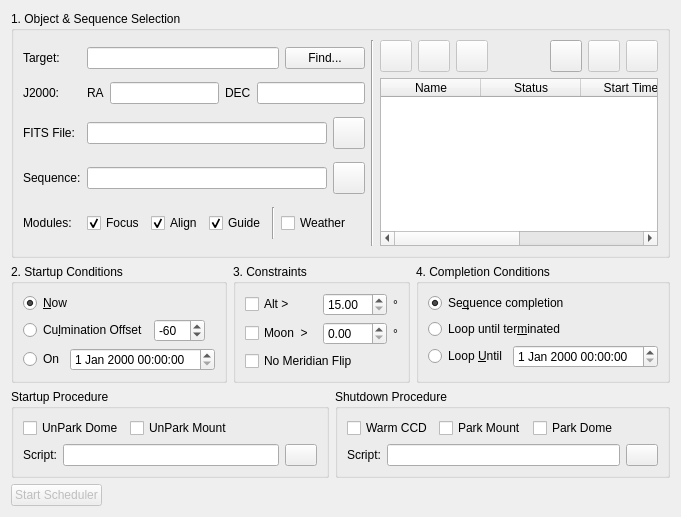
First picture: the form in kstars/ekos/scheduler.ui, repository KDE/kstars, before the edit.
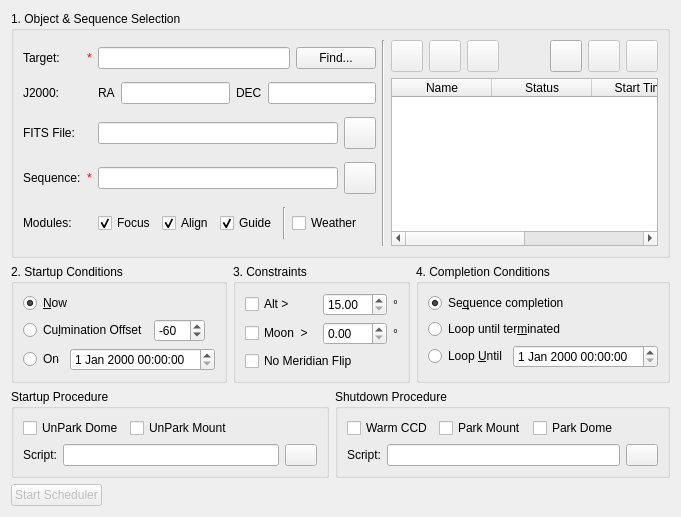
Second picture: the form after the edit. Custom widgets are drawn as their Qt base class.

Commit message: Add red asterik to required fields

Diff of the .ui file:
```diff
--- a/kstars/ekos/scheduler.ui
+++ b/kstars/ekos/scheduler.ui
@@ -19,38 +19,7 @@
      <layout class="QHBoxLayout" name="horizontalLayout_18" stretch="1,1,1">
       <item>
        <layout class="QGridLayout" name="gridLayout_2">
-        <item row="0" column="0">
-         <widget class="QLabel" name="label_12">
-          <property name="text">
-           <string>Target:</string>
-          </property>
-         </widget>
-        </item>
-        <item row="0" column="1">
-         <layout class="QHBoxLayout" name="horizontalLayout_2">
-          <item>
-           <widget class="QLineEdit" name="nameEdit"/>
-          </item>
-          <item>
-           <widget class="QPushButton" name="selectObjectB">
-            <property name="text">
-             <string>Find...</string>
-            </property>
-           </widget>
-          </item>
-         </layout>
-        </item>
-        <item row="1" column="0">
-         <widget class="QLabel" name="label">
-          <property name="toolTip">
-           <string>Target coordinates in J2000 Epoch</string>
-          </property>
-          <property name="text">
-           <string>J2000:</string>
-          </property>
-         </widget>
-        </item>
-        <item row="1" column="1">
+        <item row="1" column="2">
          <layout class="QHBoxLayout" name="horizontalLayout_17">
           <item>
            <widget class="QLabel" name="label_6">
@@ -82,17 +51,7 @@
           </item>
          </layout>
         </item>
-        <item row="2" column="0">
-         <widget class="QLabel" name="label_5">
-          <property name="toolTip">
-           <string>Select optional FITS file to be used for alignment. When using FITS, specify the object or the estimated coordinates which are used to slew the mount.</string>
-          </property>
-          <property name="text">
-           <string>FITS File:</string>
-          </property>
-         </widget>
-        </item>
-        <item row="2" column="1">
+        <item row="2" column="2">
          <layout class="QHBoxLayout" name="horizontalLayout_13">
           <item>
            <widget class="QLineEdit" name="fitsEdit">
@@ -116,57 +75,17 @@
           </item>
          </layout>
         </item>
-        <item row="3" column="0">
-         <widget class="QLabel" name="label_3">
+        <item row="1" column="0">
+         <widget class="QLabel" name="label">
           <property name="toolTip">
            <string>Ekos Sequence File</string>
           </property>
           <property name="text">
-           <string>Sequence:</string>
+           <string>J2000:</string>
           </property>
          </widget>
         </item>
-        <item row="3" column="1">
-         <layout class="QHBoxLayout" name="horizontalLayout_15">
-          <item>
-           <widget class="QLineEdit" name="sequenceEdit">
-            <property name="enabled">
-             <bool>true</bool>
-            </property>
-            <property name="readOnly">
-             <bool>true</bool>
-            </property>
-           </widget>
-          </item>
-          <item>
-           <widget class="QPushButton" name="loadSequenceB">
-            <property name="maximumSize">
-             <size>
-              <width>32</width>
-              <height>32</height>
-             </size>
-            </property>
-            <property name="toolTip">
-             <string>Load the image sequence queue.</string>
-            </property>
-            <property name="text">
-             <string/>
-            </property>
-           </widget>
-          </item>
-         </layout>
-        </item>
-        <item row="4" column="0">
-         <widget class="QLabel" name="label_4">
-          <property name="toolTip">
-           <string>Select which Ekos modules to be utilized during the observation job</string>
-          </property>
-          <property name="text">
-           <string>Modules:</string>
-          </property>
-         </widget>
-        </item>
-        <item row="4" column="1">
+        <item row="4" column="2">
          <layout class="QHBoxLayout" name="horizontalLayout_11">
           <item>
            <widget class="QCheckBox" name="focusModuleCheck">
@@ -252,6 +171,107 @@
           </item>
          </layout>
         </item>
+        <item row="0" column="2">
+         <layout class="QHBoxLayout" name="horizontalLayout_2">
+          <item>
+           <widget class="QLineEdit" name="nameEdit"/>
+          </item>
+          <item>
+           <widget class="QPushButton" name="selectObjectB">
+            <property name="text">
+             <string>Find...</string>
+            </property>
+           </widget>
+          </item>
+         </layout>
+        </item>
+        <item row="3" column="0">
+         <widget class="QLabel" name="sequenceLabel">
+          <property name="toolTip">
+           <string>Ekos Sequence File</string>
+          </property>
+          <property name="text">
+           <string>Sequence:</string>
+          </property>
+         </widget>
+        </item>
+        <item row="2" column="0">
+         <widget class="QLabel" name="FITSLabel">
+          <property name="toolTip">
+           <string>Select optional FITS file to be used for alignment. When using FITS, specify the object or the estimated coordinates which are used to slew the mount.</string>
+          </property>
+          <property name="text">
+           <string>FITS File:</string>
+          </property>
+         </widget>
+        </item>
+        <item row="0" column="0">
+         <widget class="QLabel" name="targetLabel">
+          <property name="text">
+           <string>Target:</string>
+          </property>
+         </widget>
+        </item>
+        <item row="3" column="2">
+         <layout class="QHBoxLayout" name="horizontalLayout_15">
+          <item>
+           <widget class="QLineEdit" name="sequenceEdit">
+            <property name="enabled">
+             <bool>true</bool>
+            </property>
+            <property name="readOnly">
+             <bool>true</bool>
+            </property>
+           </widget>
+          </item>
+          <item>
+           <widget class="QPushButton" name="loadSequenceB">
+            <property name="maximumSize">
+             <size>
+              <width>32</width>
+              <height>32</height>
+             </size>
+            </property>
+            <property name="toolTip">
+             <string>Load the image sequence queue.</string>
+            </property>
+            <property name="text">
+             <string/>
+            </property>
+           </widget>
+          </item>
+         </layout>
+        </item>
+        <item row="4" column="0">
+         <widget class="QLabel" name="label_4">
+          <property name="toolTip">
+           <string>Select which Ekos modules to be utilized during the observation job</string>
+          </property>
+          <property name="text">
+           <string>Modules:</string>
+          </property>
+         </widget>
+        </item>
+        <item row="0" column="1">
+         <widget class="QLabel" name="label_3">
+          <property name="styleSheet">
+           <string notr="true">color:red</string>
+          </property>
+          <property name="text">
+           <string>*</string>
+          </property>
+         </widget>
+        </item>
+        <item row="3" column="1">
+         <widget class="QLabel" name="label_5">
+          <property name="styleSheet">
+           <string notr="true">color:red</string>
+          </property>
+          <property name="text">
+           <string>*</string>
+          </property>
+         </widget>
+        </item>
        </layout>
       </item>
       <item>
```
Left out of the diff: 4 changed lines with no effect on the pictures.
